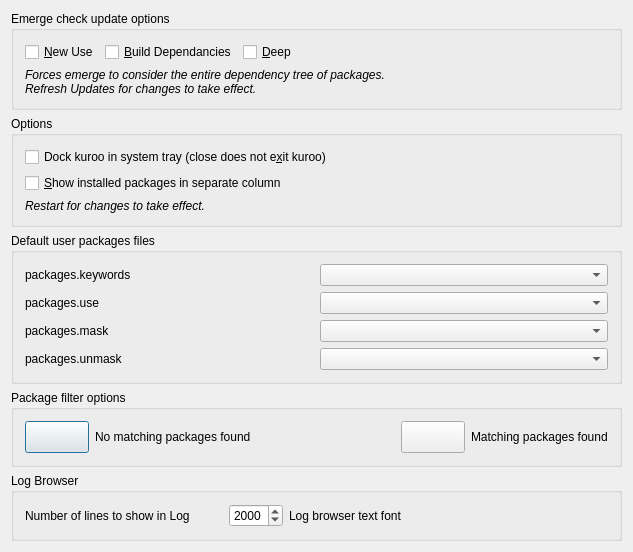
Above: kuroo4/trunk/src/config/options1.ui from mjeveritt/kuroo before the change. Below: the same form after it.
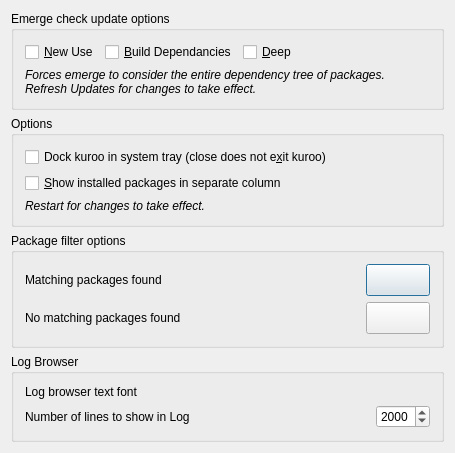
That is the form after the change. Custom widgets are drawn as their Qt base class.

Commit message: Restore old config window

Patch:
```diff
--- a/kuroo4/trunk/src/config/options1.ui
+++ b/kuroo4/trunk/src/config/options1.ui
@@ -6,8 +6,8 @@
    <rect>
     <x>0</x>
     <y>0</y>
-    <width>633</width>
-    <height>548</height>
+    <width>455</width>
+    <height>451</height>
    </rect>
   </property>
   <property name="windowTitle">
@@ -184,153 +184,36 @@
      </layout>
     </widget>
    </item>
-   <item>
-    <widget class="QGroupBox" name="groupBox">
-     <property name="title">
-      <string>Default user packages files</string>
-     </property>
-     <layout class="QVBoxLayout" name="verticalLayout_4">
-      <item>
-       <layout class="QHBoxLayout" name="horizontalLayout_5">
-        <item>
-         <widget class="QLabel" name="label">
-          <property name="text">
-           <string>packages.keywords</string>
-          </property>
-         </widget>
-        </item>
-        <item>
-         <widget class="QComboBox" name="keywords"/>
-        </item>
-       </layout>
-      </item>
-      <item>
-       <layout class="QHBoxLayout" name="horizontalLayout_6">
-        <item>
-         <widget class="QLabel" name="label_2">
-          <property name="text">
-           <string>packages.use</string>
-          </property>
-         </widget>
-        </item>
-        <item>
-         <widget class="QComboBox" name="use"/>
-        </item>
-       </layout>
-      </item>
-      <item>
-       <layout class="QHBoxLayout" name="horizontalLayout_7">
-        <item>
-         <widget class="QLabel" name="label_3">
-          <property name="text">
-           <string>packages.mask</string>
-          </property>
-         </widget>
-        </item>
-        <item>
-         <widget class="QComboBox" name="mask"/>
-        </item>
-       </layout>
-      </item>
-      <item>
-       <layout class="QHBoxLayout" name="horizontalLayout_8">
-        <item>
-         <widget class="QLabel" name="label_4">
-          <property name="text">
-           <string>packages.unmask</string>
-          </property>
-         </widget>
-        </item>
-        <item>
-         <widget class="QComboBox" name="unmask"/>
-        </item>
-       </layout>
-      </item>
-     </layout>
-    </widget>
-   </item>
    <item>
     <widget class="QGroupBox" name="groupBox7">
      <property name="title">
       <string>Package filter options</string>
      </property>
-     <layout class="QHBoxLayout" name="horizontalLayout_10">
-      <item>
-       <layout class="QHBoxLayout" name="horizontalLayout_2">
-        <item>
-         <widget class="KColorButton" name="kcfg_noMatchColor">
-          <property name="sizePolicy">
-           <sizepolicy hsizetype="Fixed" vsizetype="Fixed">
-            <horstretch>0</horstretch>
-            <verstretch>0</verstretch>
-           </sizepolicy>
-          </property>
-          <property name="minimumSize">
-           <size>
-            <width>64</width>
-            <height>32</height>
-           </size>
-          </property>
-          <property name="maximumSize">
-           <size>
-            <width>64</width>
-            <height>32</height>
-           </size>
-          </property>
-          <property name="toolTip">
-           <string>Click to select the color of the OSD text.</string>
-          </property>
-          <property name="whatsThis">
-           <string>The color of the OSD text.</string>
-          </property>
-          <property name="text">
-           <string/>
-          </property>
-          <property name="color">
-           <color>
-            <red>255</red>
-            <green>159</green>
-            <blue>144</blue>
-           </color>
-          </property>
-         </widget>
-        </item>
-        <item>
-         <widget class="QLabel" name="textLabel2">
-          <property name="sizePolicy">
-           <sizepolicy hsizetype="Minimum" vsizetype="Preferred">
-            <horstretch>1</horstretch>
-            <verstretch>0</verstretch>
-           </sizepolicy>
-          </property>
-          <property name="whatsThis">
-           <string>The color of the OSD text.</string>
-          </property>
-          <property name="text">
-           <string>No matching packages found</string>
-          </property>
-          <property name="wordWrap">
-           <bool>false</bool>
-          </property>
-         </widget>
-        </item>
-       </layout>
-      </item>
-      <item>
-       <spacer name="horizontalSpacer_2">
-        <property name="orientation">
-         <enum>Qt::Horizontal</enum>
-        </property>
-        <property name="sizeHint" stdset="0">
-         <size>
-          <width>40</width>
-          <height>20</height>
-         </size>
-        </property>
-       </spacer>
-      </item>
+     <layout class="QVBoxLayout" name="verticalLayout_5">
       <item>
        <layout class="QHBoxLayout" name="horizontalLayout">
+        <item>
+         <widget class="QLabel" name="textLabel2_2">
+          <property name="sizePolicy">
+           <sizepolicy hsizetype="Minimum" vsizetype="Preferred">
+            <horstretch>1</horstretch>
+            <verstretch>0</verstretch>
+           </sizepolicy>
+          </property>
+          <property name="whatsThis">
+           <string>The color of the OSD background.</string>
+          </property>
+          <property name="frameShape">
+           <enum>QFrame::NoFrame</enum>
+          </property>
+          <property name="text">
+           <string>Matching packages found</string>
+          </property>
+          <property name="wordWrap">
+           <bool>false</bool>
+          </property>
+         </widget>
+        </item>
         <item>
          <widget class="KColorButton" name="kcfg_matchColor">
           <property name="sizePolicy">
@@ -369,8 +252,12 @@
           </property>
          </widget>
         </item>
+       </layout>
+      </item>
+      <item>
+       <layout class="QHBoxLayout" name="horizontalLayout_2">
         <item>
-         <widget class="QLabel" name="textLabel2_2">
+         <widget class="QLabel" name="textLabel2">
           <property name="sizePolicy">
            <sizepolicy hsizetype="Minimum" vsizetype="Preferred">
             <horstretch>1</horstretch>
@@ -378,19 +265,54 @@
            </sizepolicy>
           </property>
           <property name="whatsThis">
-           <string>The color of the OSD background.</string>
-          </property>
-          <property name="frameShape">
-           <enum>QFrame::NoFrame</enum>
+           <string>The color of the OSD text.</string>
           </property>
           <property name="text">
-           <string>Matching packages found</string>
+           <string>No matching packages found</string>
           </property>
           <property name="wordWrap">
            <bool>false</bool>
           </property>
          </widget>
         </item>
+        <item>
+         <widget class="KColorButton" name="kcfg_noMatchColor">
+          <property name="sizePolicy">
+           <sizepolicy hsizetype="Fixed" vsizetype="Fixed">
+            <horstretch>0</horstretch>
+            <verstretch>0</verstretch>
+           </sizepolicy>
+          </property>
+          <property name="minimumSize">
+           <size>
+            <width>64</width>
+            <height>32</height>
+           </size>
+          </property>
+          <property name="maximumSize">
+           <size>
+            <width>64</width>
+            <height>32</height>
+           </size>
+          </property>
+          <property name="toolTip">
+           <string>Click to select the color of the OSD text.</string>
+          </property>
+          <property name="whatsThis">
+           <string>The color of the OSD text.</string>
+          </property>
+          <property name="text">
+           <string/>
+          </property>
+          <property name="color">
+           <color>
+            <red>255</red>
+            <green>159</green>
+            <blue>144</blue>
+           </color>
+          </property>
+         </widget>
+        </item>
        </layout>
       </item>
      </layout>
@@ -401,7 +323,40 @@
      <property name="title">
       <string>Log Browser</string>
      </property>
-     <layout class="QHBoxLayout" name="horizontalLayout_11">
+     <layout class="QVBoxLayout" name="verticalLayout_4">
+      <item>
+       <layout class="QHBoxLayout" name="horizontalLayout_3">
+        <item>
+         <widget class="QLabel" name="textLabel2_3">
+          <property name="sizePolicy">
+           <sizepolicy hsizetype="Preferred" vsizetype="Preferred">
+            <horstretch>1</horstretch>
+            <verstretch>0</verstretch>
+           </sizepolicy>
+          </property>
+          <property name="whatsThis">
+           <string>The color of the OSD text.</string>
+          </property>
+          <property name="text">
+           <string>Log browser text font</string>
+          </property>
+          <property name="wordWrap">
+           <bool>false</bool>
+          </property>
+         </widget>
+        </item>
+        <item>
+         <widget class="KFontRequester" name="kcfg_logFont">
+          <property name="minimumSize">
+           <size>
+            <width>200</width>
+            <height>0</height>
+           </size>
+          </property>
+         </widget>
+        </item>
+       </layout>
+      </item>
       <item>
        <layout class="QHBoxLayout" name="horizontalLayout_4">
         <item>
@@ -445,39 +400,6 @@
         </item>
        </layout>
       </item>
-      <item>
-       <layout class="QHBoxLayout" name="horizontalLayout_3">
-        <item>
-         <widget class="QLabel" name="textLabel2_3">
-          <property name="sizePolicy">
-           <sizepolicy hsizetype="Preferred" vsizetype="Preferred">
-            <horstretch>1</horstretch>
-            <verstretch>0</verstretch>
-           </sizepolicy>
-          </property>
-          <property name="whatsThis">
-           <string>The color of the OSD text.</string>
-          </property>
-          <property name="text">
-           <string>Log browser text font</string>
-          </property>
-          <property name="wordWrap">
-           <bool>false</bool>
-          </property>
-         </widget>
-        </item>
-        <item>
-         <widget class="KFontRequester" name="kcfg_logFont">
-          <property name="minimumSize">
-           <size>
-            <width>200</width>
-            <height>0</height>
-           </size>
-          </property>
-         </widget>
-        </item>
-       </layout>
-      </item>
      </layout>
     </widget>
    </item>
```
The commit also changes 1 other file.
